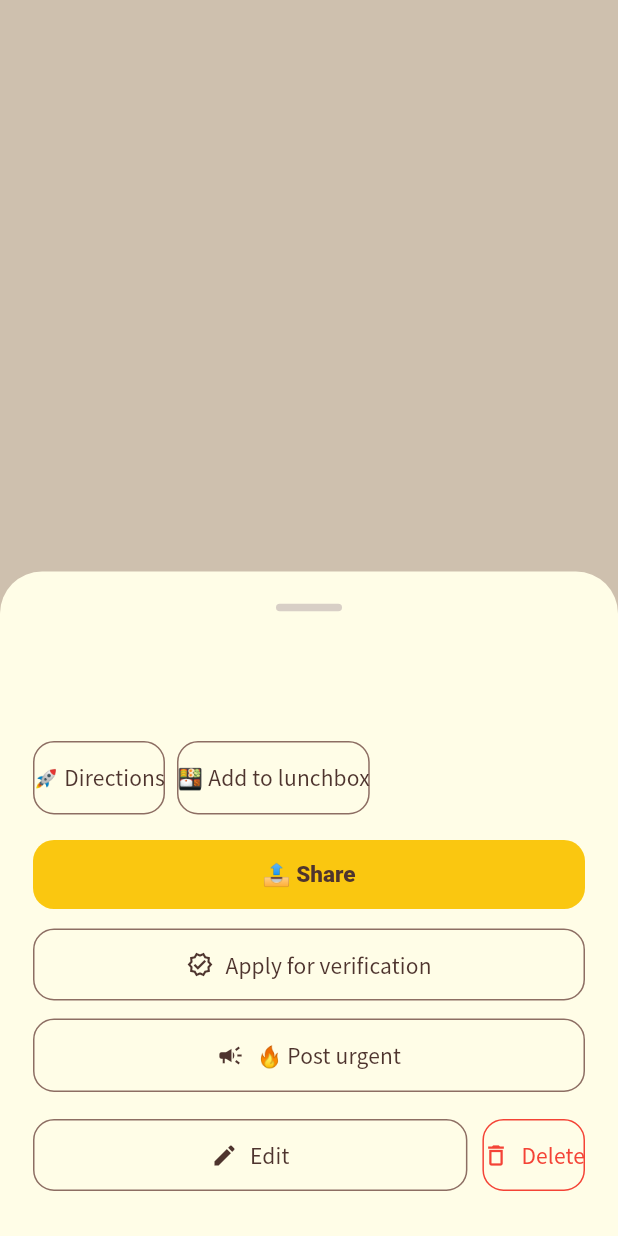
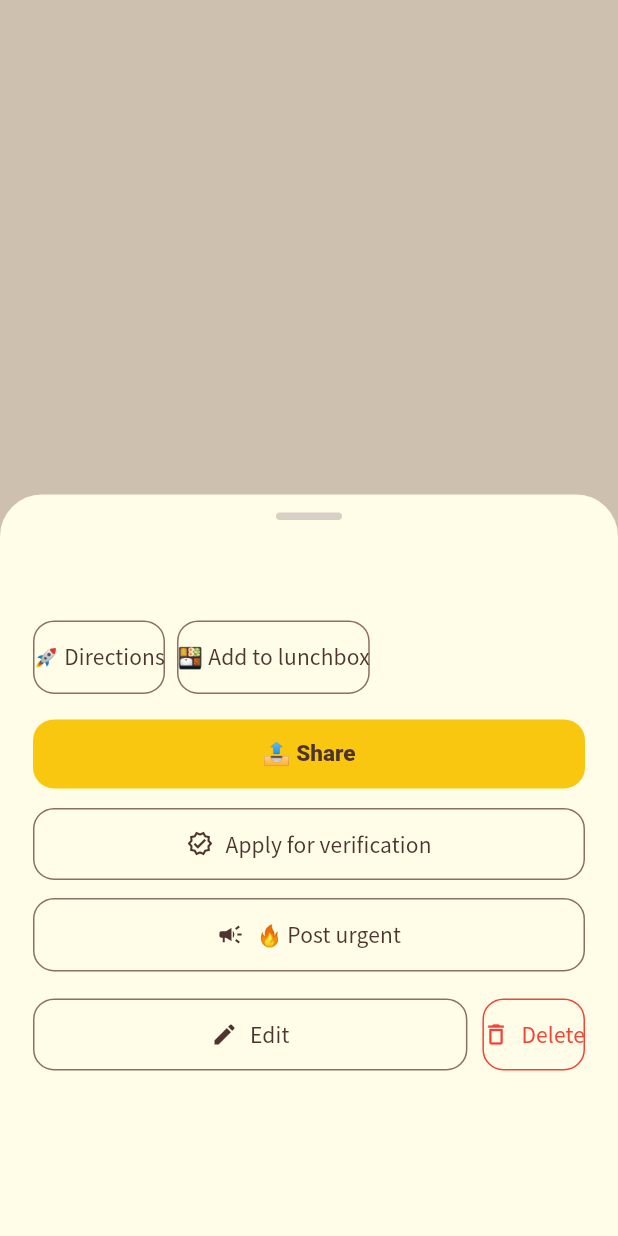
Before and after one commit to nulloongzi/null_oongzi-do-app, a Flutter app: what showClubDetail() shows on an empty page, opened directly with empty values, on a phone screen of 412 x 824 dp. Run offline on Flutter 3.47's test engine with Material 3 defaults, Android fonts, the phone set to English and light mode, and no system bars; our stand-ins replace app_links, cloud_firestore, cloud_functions, firebase_analytics, firebase_auth, firebase_core and 9 more; missing offline and left inert: appinio_social_share, flutter_naver_map; accounts and stored records are empty.

Commit message:
feat(ui): 상세 시트 peek→expand 드래그 (웹 club/pickup-detail 패리티)
상세 시트가 콘텐츠 높이로 한 번에 뜨던 것을, 웹처럼 작게 떴다가(peek 0.6)
끌어올리면 펼쳐지는(expand 0.92) DraggableScrollableSheet로. snap 적용,
스크롤컨트롤러 연동으로 드래그-스크롤 자연 전환. 커스텀 핸들 + 라운드 28.
클럽/픽업 상세 공용 _showDetailSheet 헬퍼로 통합(children은 sheetCtx 빌더).

```diff
--- a/lib/screens/detail_sheet.dart
+++ b/lib/screens/detail_sheet.dart
@@ -270,6 +270,56 @@ Future<String?> _promptText(BuildContext ctx,
   );
 }
 
+// 상세 시트: 웹 club-detail/pickup-detail처럼 작게 떴다가(peek) 끌어올리면 펼쳐지는
+// (expand) 드래그 가능한 바텀시트. content는 sheetCtx(시트 내부 컨텍스트)를 받아 빌드한다
+// — 수정/삭제/급구 토글이 Navigator.pop(sheetCtx)를 쓰기 때문.
+void _showDetailSheet(
+  BuildContext context,
+  List<Widget> Function(BuildContext sheetCtx) content,
+) {
+  showModalBottomSheet(
+    context: context,
+    isScrollControlled: true,
+    showDragHandle: false, // 아래 커스텀 핸들 사용
+    backgroundColor: Colors.transparent, // 내부 컨테이너로 라운드/배경 처리
+    builder: (sheetCtx) => DraggableScrollableSheet(
+      initialChildSize: 0.6, // peek
+      minChildSize: 0.4,
+      maxChildSize: 0.92, // expand
+      expand: false,
+      snap: true,
+      snapSizes: const [0.6, 0.92],
+      builder: (ctx, scrollController) => Container(
+        decoration: const BoxDecoration(
+          color: NurungjiColors.light,
+          borderRadius: BorderRadius.vertical(top: Radius.circular(28)),
+        ),
+        clipBehavior: Clip.antiAlias,
+        child: Column(
+          children: [
+            // 드래그 핸들 (웹 .sheet-handle: #d8cfc6, 44x5)
+            Container(
+              width: 44,
+              height: 5,
+              margin: const EdgeInsets.only(top: 12, bottom: 2),
+              decoration: BoxDecoration(
+                color: const Color(0xFFD8CFC6),
+                borderRadius: BorderRadius.circular(3),
+              ),
+            ),
+            Expanded(
+              child: SingleChildScrollView(
+                controller: scrollController, // 드래그-스크롤 연동(필수)
+                child: _sheet(content(sheetCtx)),
+              ),
+            ),
+          ],
+        ),
+      ),
+    ),
+  );
+}
+
 void showSpotDetail(
   BuildContext context,
   PickupSpot s, {
@@ -283,12 +333,7 @@ void showSpotDetail(
   final canModify =
       (currentUid != null && s.ownerUid != null && s.ownerUid == currentUid) ||
           isAdmin;
-  showModalBottomSheet(
-    context: context,
-    showDragHandle: true,
-    isScrollControlled: true,
-    builder: (sheetCtx) => SingleChildScrollView(
-      child: _sheet([
+  _showDetailSheet(context, (sheetCtx) => [
         Text(s.title, style: _titleStyle),
         const SizedBox(height: 12),
         Wrap(spacing: 6, runSpacing: 6, children: [
@@ -341,9 +386,7 @@ void showSpotDetail(
             onDelete: () => _confirmDelete(sheetCtx, context, onChanged,
                 () => DataRepository().deletePickup(s.id)),
           ),
-      ]),
-    ),
-  );
+      ]);
 }
 
 void showClubDetail(
@@ -363,12 +406,7 @@ void showClubDetail(
           c.registeredBy != null &&
           c.registeredBy == currentUid) ||
       isAdmin;
-  showModalBottomSheet(
-    context: context,
-    showDragHandle: true,
-    isScrollControlled: true,
-    builder: (sheetCtx) => SingleChildScrollView(
-      child: _sheet([
+  _showDetailSheet(context, (sheetCtx) => [
         Row(children: [
           if (c.isVerified)
             const Padding(
@@ -441,7 +479,5 @@ void showClubDetail(
             onDelete: () => _confirmDelete(sheetCtx, context, onChanged,
                 () => DataRepository().deleteClub(c.id)),
           ),
-      ]),
-    ),
-  );
+      ]);
 }
```
